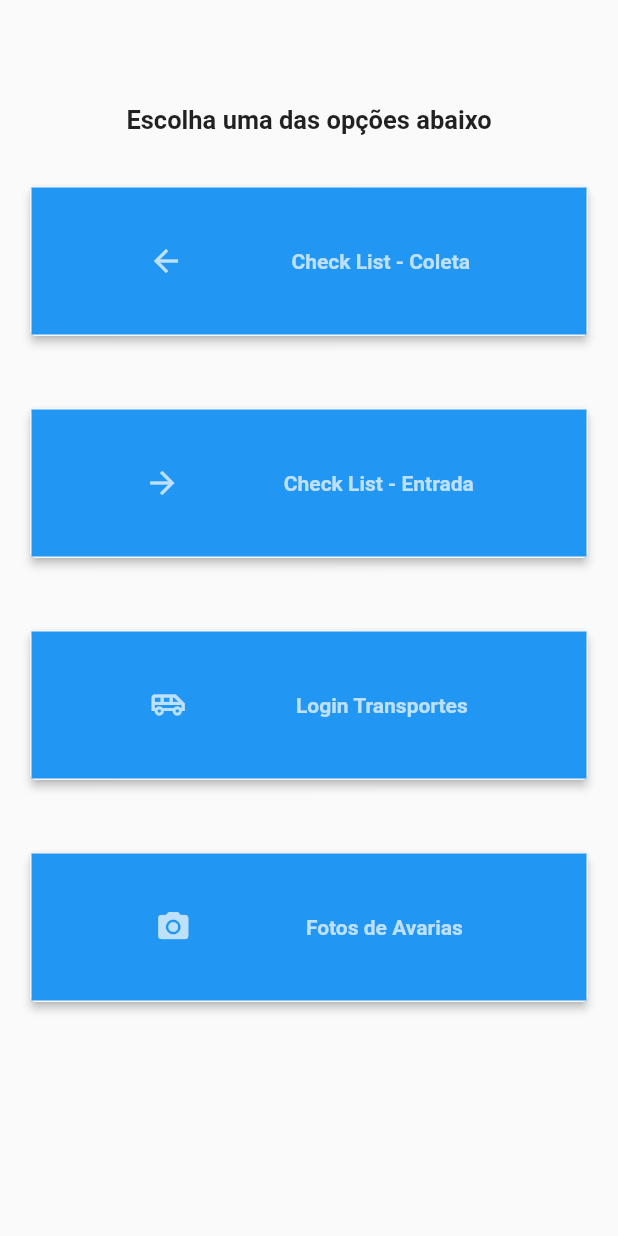
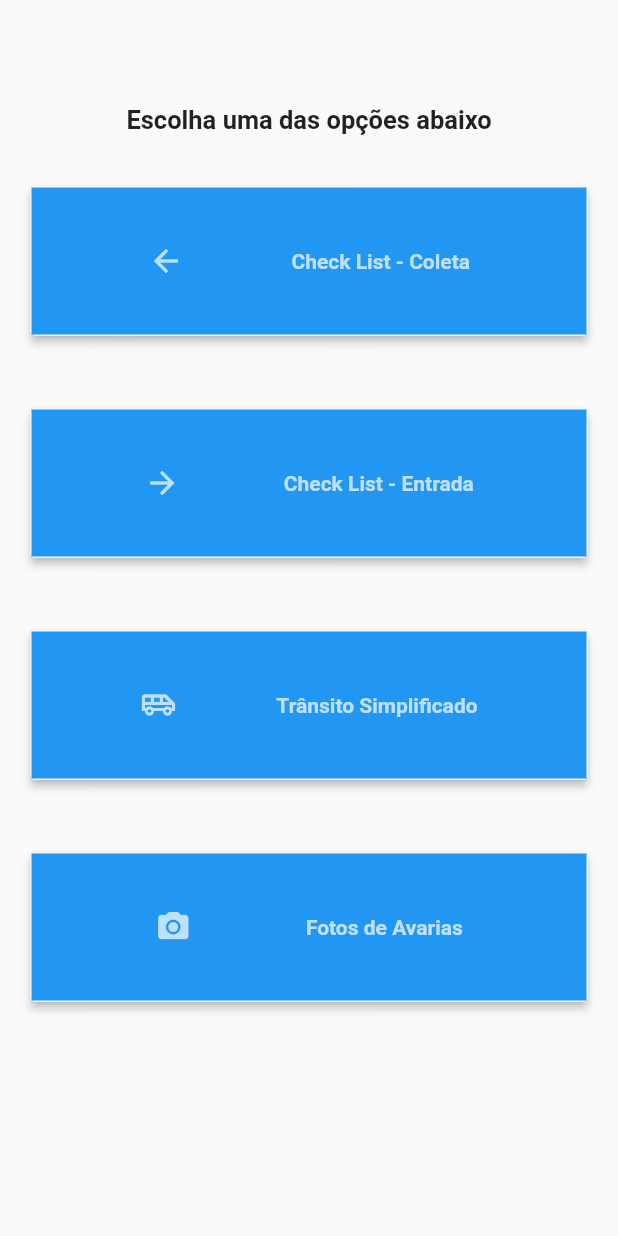
Before and after one commit to viniciusdds/WebView, a Flutter app: the screen it shows after launch, on a phone screen of 412 x 824 dp. Run offline on Flutter 3.47's test engine with Material 2 defaults, Android fonts, the phone set to English and light mode, and no system bars; our stand-ins replace get; missing offline and left inert: flutter_webview_plugin.

Commit message:
segunda commit

```diff
--- a/lib/screen/home_page.dart
+++ b/lib/screen/home_page.dart
@@ -135,7 +135,7 @@ class _HomeState extends State<Home> {
                         mainAxisAlignment: MainAxisAlignment.spaceEvenly,
                         children: [
                           Icon(Icons.airport_shuttle_outlined, color: Colors.white70),
-                          Text("Login Transportes",
+                          Text("Trânsito Simplificado",
                             style: TextStyle(
                                 color: Colors.white70,
                                 fontWeight: FontWeight.bold
--- a/lib/screen/web_page.dart
+++ b/lib/screen/web_page.dart
@@ -15,9 +15,7 @@ class WebPage extends StatefulWidget {
 
 class _WebPageState extends State<WebPage> {
 
-  final flutterWebViewPlugin = FlutterWebviewPlugin();
-
-
+  FlutterWebviewPlugin flutterWebViewPlugin = FlutterWebviewPlugin();
 
   @override
   void initState() {
@@ -36,7 +34,7 @@ class _WebPageState extends State<WebPage> {
   @override
   Widget build(BuildContext context) {
 
-    return WebviewScaffold(
+    return  WebviewScaffold(
           resizeToAvoidBottomInset: true,
           url: widget.url,
           // javascriptChannels: jsChannels,
```
Lines whose indentation alone changed are shown as unchanged.
